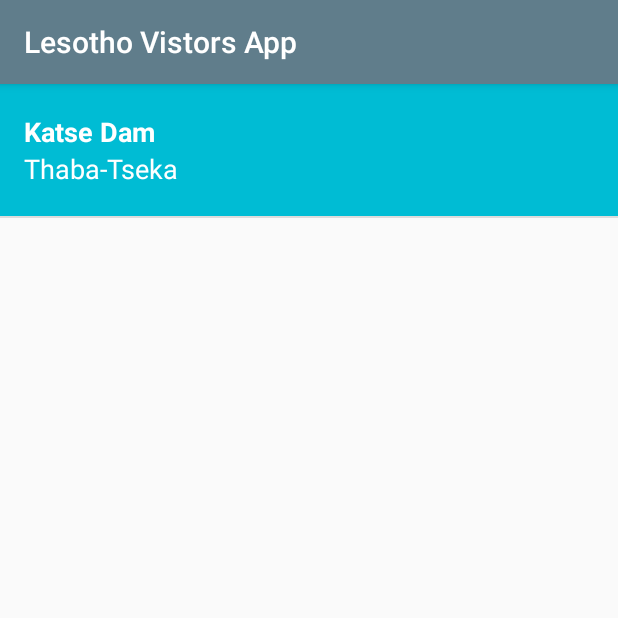
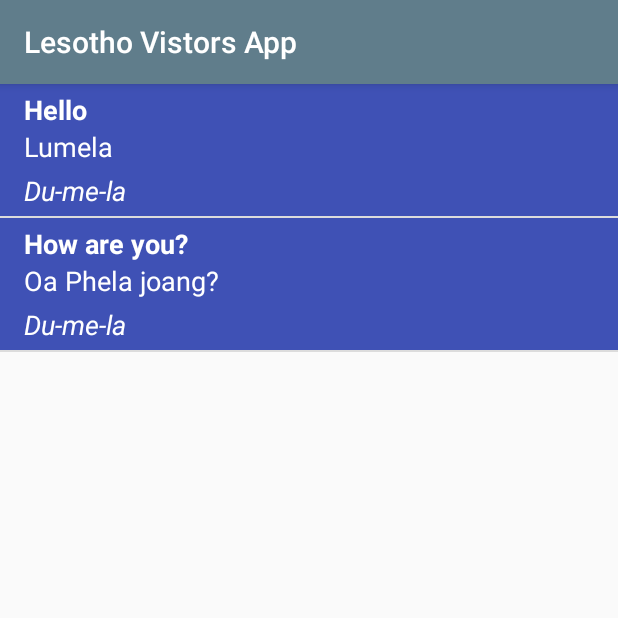
Before and after one commit to aparna-jay-master/Lesotho-Travel-App, an Android app: the LanguageActivity screen opened directly, with no data from a screen before it, on a phone screen of 412 x 824 dp, the top half of it. Run offline under Robolectric (Android 15) with nearby library versions, the phone set to English and light mode, and no system bars.

Commit message:
Add Language class and dummy language data

```diff
--- a/app/src/main/java/com/example/android/lesothovistorsapp/AttractionAdapter.java
+++ b/app/src/main/java/com/example/android/lesothovistorsapp/AttractionAdapter.java
@@ -1,7 +1,6 @@
 package com.example.android.lesothovistorsapp;
 
 import android.content.Context;
-import android.media.MediaPlayer;
 import android.support.v4.content.ContextCompat;
 import android.view.LayoutInflater;
 import android.view.View;
@@ -35,23 +34,23 @@ public class AttractionAdapter extends ArrayAdapter<Attraction> {
         View listItemView = convertView;
         if (listItemView == null) {
             listItemView = LayoutInflater.from(getContext()).inflate(
-                    R.layout.list_item, parent, false);
+                    R.layout.list_item_attraction, parent, false);
         }
 
         //Get the {@link Attraction} object located at this position in the list
         Attraction currentAttraction = getItem(position);
 
-        //Find the TextView in the list_item.xml layout with the ID attraction_name_text_view
+        //Find the TextView in the list_item_attraction.xmlraction.xml layout with the ID attraction_name_text_view
         TextView attractionTextView = (TextView) listItemView.findViewById(R.id.attraction_name_text_view);
         //Get attraction name from currentAttraction object and set Text
         attractionTextView.setText(currentAttraction.getAttractionName());
 
-        //Find the TextView in the list_item.xml layout with the ID district_text_view
+        //Find the TextView in the list_item_attraction_attraction.xml layout with the ID district_text_view
         TextView districtTextView = (TextView) listItemView.findViewById(R.id.district_text_view);
         //Get attraction name from currentAttraction object and set Text
         districtTextView.setText(currentAttraction.getDistrictName());
 
-        // Find the ImageView in the list_item.xml layout with the ID image.
+        // Find the ImageView in the list_item_attraction.xmlraction.xml layout with the ID image.
         ImageView imageView = (ImageView) listItemView.findViewById(R.id.image);
         // Check if an image is provided for this word or not
         if (currentAttraction.hasImage()) {
--- /dev/null
+++ b/app/src/main/java/com/example/android/lesothovistorsapp/Language.java
@@ -0,0 +1,51 @@
+package com.example.android.lesothovistorsapp;
+
+import static android.R.attr.name;
+
+/**
+ * Language object which contains the English word, the Sesotho word,
+ * and the pronunciation
+ */
+
+public class Language {
+
+    //English Word
+    private String mEnglishWord;
+
+    //Sesotho translation for word
+    private String mSesothoWord;
+
+    //Pronunciation
+    private String mPronunciation;
+
+
+    /**
+     * Creates new Language object
+     *
+     * @param englishWord is string of the English word
+     *
+     * @param sesothoWord is the string of the Sesotho word
+     *
+     * @param pronunciation is the string explaining how to say the word
+     */
+    public Language (String englishWord, String sesothoWord, String pronunciation) {
+        mEnglishWord = englishWord;
+        mSesothoWord = sesothoWord;
+        mPronunciation = pronunciation;
+    }
+
+    /**
+     * Get the attraction name
+     */
+    public String getEnglishWord() {
+        return mEnglishWord;
+    }
+
+    public String getSesothoWord() {
+        return mSesothoWord;
+    }
+
+    public String getPronunciation() {
+        return mPronunciation;
+    }
+}
--- a/app/src/main/java/com/example/android/lesothovistorsapp/LanguageActivity.java
+++ b/app/src/main/java/com/example/android/lesothovistorsapp/LanguageActivity.java
@@ -2,6 +2,7 @@ package com.example.android.lesothovistorsapp;
 
 import android.support.v7.app.AppCompatActivity;
 import android.os.Bundle;
+import android.widget.Adapter;
 import android.widget.ListView;
 
 import java.util.ArrayList;
@@ -13,17 +14,18 @@ public class LanguageActivity extends AppCompatActivity {
         super.onCreate(savedInstanceState);
         setContentView(R.layout.attraction_list);
 
-        //Create list of attractions
-        final ArrayList<Attraction> attractions = new ArrayList<Attraction>();
-        attractions.add(new Attraction(R.string.katseDam, R.string.thabaTseka));
+        //Create list of Language
+        final ArrayList<Language> language = new ArrayList<Language>();
+        language.add(new Language("Hello", "Lumela", "Du-me-la"));
+        language.add(new Language("How are you?", "Oa Phela joang?", "Du-me-la"));
 
-        // Create an {@link AttractionAdaptor}, whose data source is a list of {@link Attractions}.
+        // Create an {@link LanguageAdapter}, whose data source is a list of {@link Lanauge}.
         // The adapter knows how to create list items for each item in the list.
-        AttractionAdapter adapter = new AttractionAdapter(this, attractions, R.color.category_landmarks);
+        LanguageAdapter adapter = new LanguageAdapter(this, language, R.color.category_language);
 
         // Find the {@link ListView} object in the view hierarchy of the {@link Activity}.
         // There should be a {@link ListView} with the view ID called list, which is declared in the
-        // word_list.xml layout file.
+        // attraction_list.xml layout file.
         ListView listView = (ListView) findViewById(R.id.list);
 
         // Make the {@link ListView} use the {@link AttractionAdapter} we created above, so that the
--- /dev/null
+++ b/app/src/main/java/com/example/android/lesothovistorsapp/LanguageAdapter.java
@@ -0,0 +1,72 @@
+package com.example.android.lesothovistorsapp;
+
+import android.content.Context;
+import android.support.v4.content.ContextCompat;
+import android.view.LayoutInflater;
+import android.view.View;
+import android.view.ViewGroup;
+import android.widget.ArrayAdapter;
+import android.widget.ImageView;
+import android.widget.TextView;
+import java.util.ArrayList;
+
+/**
+ * {@link LanguageAdapter} is an {@link ArrayAdapter} that can provide the layout for each list item
+ * based on a data source, which is a list of {@link Language} objects.
+ */
+
+public class LanguageAdapter extends ArrayAdapter<Language> {
+
+    /** Resource ID for the background color for this list of words */
+    private int mColorResourceID;
+
+    /**
+     * Create a new {@link LanguageAdapter} object.
+     */
+    public LanguageAdapter(Context context, ArrayList<Language> attraction, int colorResourceID) {
+        super(context, 0, attraction);
+        mColorResourceID = colorResourceID;
+    }
+
+    @Override
+    public View getView(int position, View convertView, ViewGroup parent) {
+        //Check is an exisiting view is being reused, otherwise inflate the view
+        View listItemView = convertView;
+        if (listItemView == null) {
+            listItemView = LayoutInflater.from(getContext()).inflate(
+                    R.layout.list_item_language, parent, false);
+        }
+
+        //Get the {@link Attraction} object located at this position in the list
+        Language currentLanguage = getItem(position);
+
+        //Find the TextView in the list_item_language.xml layout with the ID
+        // english_word_text_view
+        TextView englishTextView = (TextView) listItemView.findViewById(R.id.english_word_text_view);
+        //Get english word from currentLanguage object and set Text
+        englishTextView.setText(currentLanguage.getEnglishWord());
+
+        //Find the TextView in the list_item_language.xml layout with the ID
+        // sesotho_word_text_view
+        TextView sesothoTextView = (TextView) listItemView.findViewById(R.id.sesotho_word_text_view);
+        //Get english word from currentLanguage object and set Text
+        sesothoTextView.setText(currentLanguage.getSesothoWord());
+
+        //Find the TextView in the list_item_language.xml layout with the ID
+        // pronunciation_text_view
+        TextView pronunciationTextView = (TextView) listItemView.findViewById(R.id.pronunciation_text_view);
+        //Get english word from currentLanguage object and set Text
+        pronunciationTextView.setText(currentLanguage.getPronunciation());
+
+        // Find Linear Layout that holds words
+        View textContainer = listItemView.findViewById(R.id.text_container);
+        // Find the color that the resource ID maps to
+        int color = ContextCompat.getColor(getContext(), mColorResourceID);
+        // Set the background color of the text container View
+        textContainer.setBackgroundColor(color);
+
+        // Return the whole list item layout (containing 2 TextViews) so that it can be shown in
+        // the ListView.
+        return listItemView;
+    }
+}
--- /dev/null
+++ b/app/src/main/res/layout/list_item_language.xml
@@ -0,0 +1,45 @@
+<?xml version="1.0" encoding="utf-8"?>
+<!-- Layout for a single list item -->
+<LinearLayout xmlns:android="http://schemas.android.com/apk/res/android"
+    xmlns:tools="http://schemas.android.com/tools"
+    android:layout_width="match_parent"
+    android:layout_height="wrap_content"
+    android:background="@color/white_background"
+    android:minHeight="@dimen/list_item_height"
+    android:orientation="vertical"
+    android:id="@+id/text_container"
+    android:paddingLeft="16dp">
+
+        <TextView
+            android:id="@+id/english_word_text_view"
+            android:layout_width="match_parent"
+            android:layout_height="0dp"
+            android:layout_weight="1"
+            android:gravity="bottom"
+            android:textAppearance="?android:textAppearanceMedium"
+            android:textColor="@android:color/white"
+            android:textStyle="bold"
+            tools:text="Hello" />
+
+        <TextView
+            android:id="@+id/sesotho_word_text_view"
+            android:layout_width="match_parent"
+            android:layout_height="0dp"
+            android:layout_weight="1"
+            android:gravity="top"
+            android:textAppearance="?android:textAppearanceMedium"
+            android:textColor="@android:color/white"
+            tools:text="Lumela" />
+
+    <TextView
+        android:id="@+id/pronunciation_text_view"
+        android:layout_width="match_parent"
+        android:layout_height="0dp"
+        android:layout_weight="1"
+        android:gravity="top"
+        android:textStyle="italic"
+        android:textAppearance="?android:textAppearanceMedium"
+        android:textColor="@android:color/white"
+        tools:text="Du-meh-la" />
+
+</LinearLayout>
```
Also changed, not shown: app/src/main/res/layout/list_item_attraction.xml (renamed from app/src/main/res/layout/list_item.xml).
